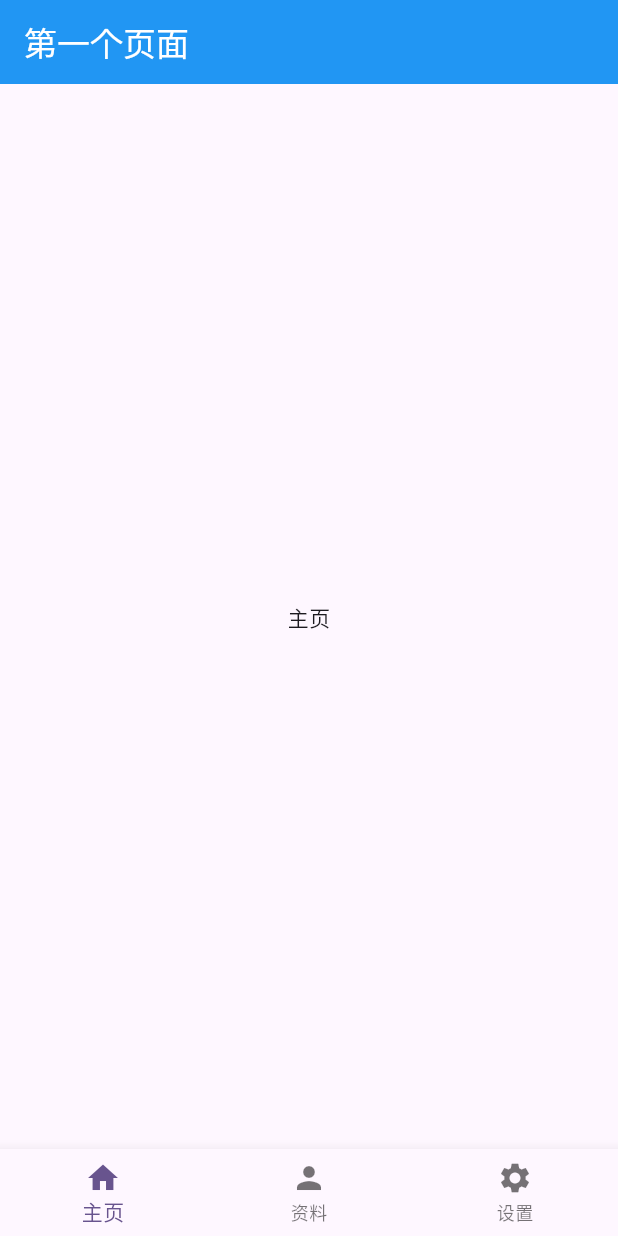
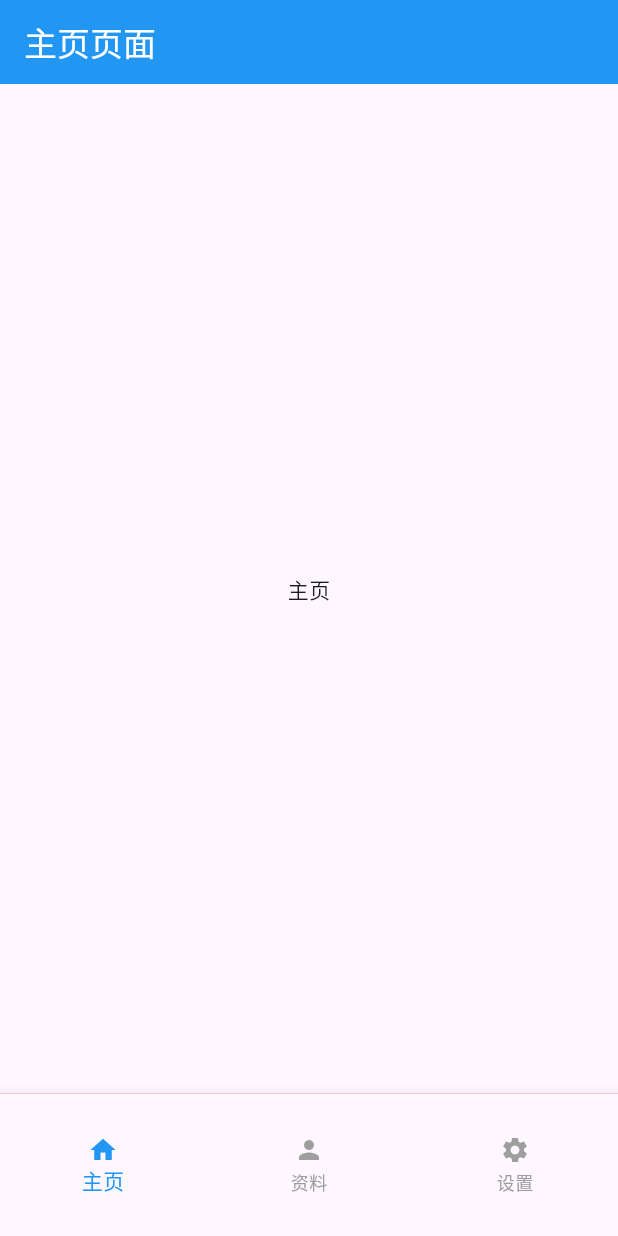
Before and after one commit to EatFans/Flutter-Study, a Flutter app: the screen it shows after launch, on a phone screen of 412 x 824 dp. Run offline on Flutter 3.47's test engine with Material 3 defaults, Android fonts, the light colour scheme and no system bars.

Commit message:
study6 底部Tab导航栏

```diff
--- a/study6/lib/pages/first_page.dart
+++ b/study6/lib/pages/first_page.dart
@@ -19,7 +19,8 @@ class _FirstPageState extends State<FirstPage> {
   int _selectedIndex = 0;
 
   // 定义导航栏显示可以显示哪些页面
-  final List _pages = [
+  // 页面列表
+  final List<Widget> _pages = [
     // 主页页面
     HomePage(
       title: "主页",
@@ -28,6 +29,13 @@ class _FirstPageState extends State<FirstPage> {
     ProfilePage(),
     // 设置页面
     SettingsPage()
+  ];
+
+  // 对应的标题
+  final List<String> _titles = [
+    "主页页面",
+    "资料页面",
+    "设置页面",
   ];
 
   // 跳转导航栏中的页面
@@ -41,34 +49,53 @@ class _FirstPageState extends State<FirstPage> {
   Widget build(BuildContext context) {
     return Scaffold(
       appBar: AppBar(
-        title: Text("第一个页面"),
+        title: Text(
+          _titles[_selectedIndex]
+        ),
         backgroundColor: Colors.blue,
         foregroundColor: Colors.white,
       ),
       body: _pages[_selectedIndex],
 
       // 定义底部导航栏列表物品
-      bottomNavigationBar: BottomNavigationBar(
+      bottomNavigationBar: Container(
+        color: Colors.red,
+        height: 95,
+        child: BottomNavigationBar(
           currentIndex: _selectedIndex,
           onTap: _navigateBottomBar,
+          selectedItemColor: Colors.blue,       // 选中的颜色
+          unselectedItemColor: Colors.grey,
           items: [
             // Home页面
             BottomNavigationBarItem(
-              icon: Icon(Icons.home),
+              icon: Icon(
+                  Icons.home,
+                size: 20,
+              ),
               label: "主页",
             ),
             // 资料页面
             BottomNavigationBarItem(
-              icon: Icon(Icons.person),
+                icon: Icon(
+                    Icons.person,
+                  size: 20,
+                ),
                 label: "资料"
             ),
             // 设置页面
             BottomNavigationBarItem(
-              icon: Icon(Icons.settings),
+                icon: Icon(
+                    Icons.settings,
+                  size: 20,
+                ),
                 label: "设置"
             ),
           ],
         ),
+      )
+
+
     );
   }
 
```
Lines whose indentation alone changed are shown as unchanged.
